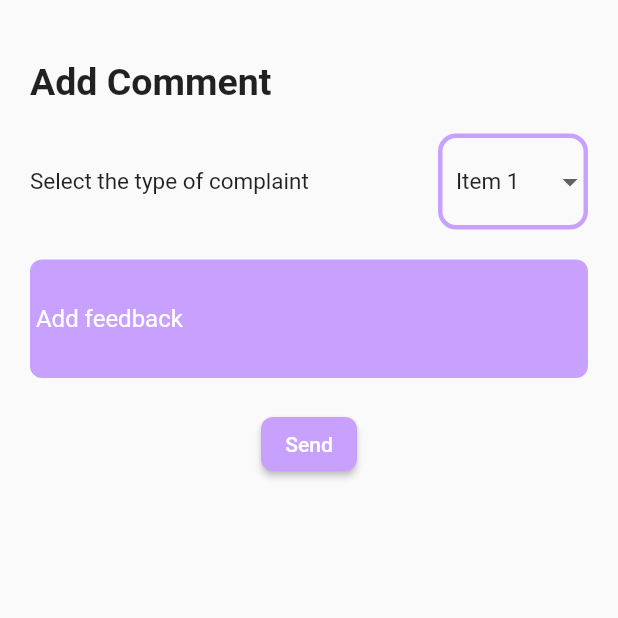
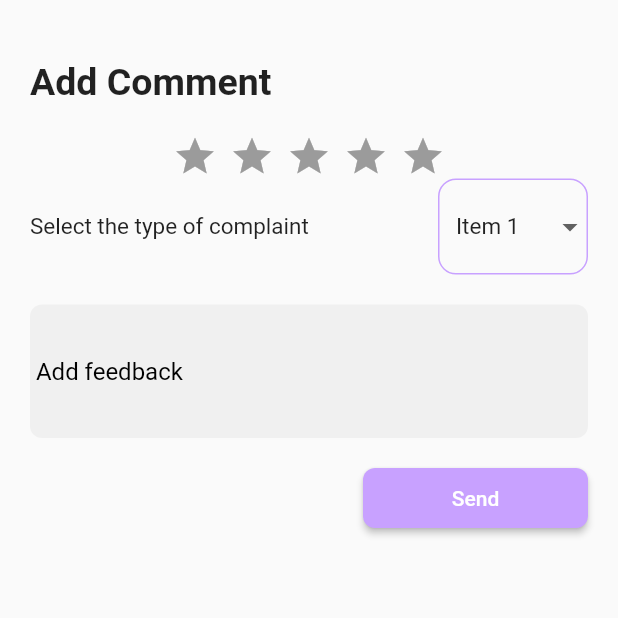
Before and after one commit to pepper419/SoftRoute-Flutter, a Flutter app: the screen it shows after launch, on a phone screen of 412 x 824 dp, the top half of it. Run offline on Flutter 3.47's test engine with Material 2 defaults, Android fonts, the phone set to English and light mode, and no system bars; drawn by our look-alikes of flutter_rating_bar; our stand-ins replace curved_navigation_bar.

```diff
--- a/lib/views/Client/AddCommentView.dart
+++ b/lib/views/Client/AddCommentView.dart
@@ -33,8 +33,22 @@ class _AddCommentViewState extends State<AddCommentView> {
             ),),
           ),
           const SizedBox(height: 20),
-
-
+          RatingBar.builder(
+            initialRating: 0,
+            minRating: 1,
+            direction: Axis.horizontal,
+            allowHalfRating: true,
+            itemCount: 5,
+            itemSize: 30,
+            itemPadding: const EdgeInsets.symmetric(horizontal: 4.0),
+            itemBuilder: (context, _) => const Icon(
+              Icons.star,
+              color:Color(0xffC8A1FF),
+            ),
+            onRatingUpdate: (rating) {
+              print(rating);
+            },
+          ),
           Row(
             children: [
               Expanded(
@@ -47,7 +61,7 @@ class _AddCommentViewState extends State<AddCommentView> {
                   decoration: InputDecoration(
                     enabledBorder: OutlineInputBorder(
                         borderRadius: BorderRadius.circular(12),
-                        borderSide: BorderSide(width:3,color:Color(0xffC8A1FF))
+                        borderSide: BorderSide(width:1,color:Color(0xffC8A1FF))
                     ),
                   ),
                   value: selectedItem,
@@ -67,20 +81,28 @@ class _AddCommentViewState extends State<AddCommentView> {
           TextField(
             decoration: InputDecoration(
               filled: true,
-              fillColor: const Color(0xffC8A1FF),
               border: OutlineInputBorder(
                   borderRadius: BorderRadius.circular(8.0),
                   borderSide: BorderSide.none
               ),
-              contentPadding: EdgeInsets.symmetric(vertical: 30),
+              focusedBorder: OutlineInputBorder(
+                  borderRadius: BorderRadius.circular(8.0),
+                  borderSide: BorderSide(width:1,color:Color(0xFFC8A1FF))
+              ),
+              contentPadding: EdgeInsets.symmetric(vertical: 35),
               hintText: " Add feedback",
               hintStyle: const TextStyle(
-                  color:Colors.white
+                  color:Colors.black,
               ),
             ),
           ),
           const SizedBox(height: 20,),
-          ElevatedButton(
+          Align(
+            alignment: Alignment.centerRight,
+            child: Container(
+              width: 150,
+              height: 40,
+              child: ElevatedButton(
                 onPressed: (){
                   //agregar accion al boton
                 },
@@ -91,6 +113,8 @@ class _AddCommentViewState extends State<AddCommentView> {
                       borderRadius: BorderRadius.circular(8.0)
                   ),
                 ),
+              ),
+            ),
           )
         ],
       ),
```
Lines whose indentation alone changed are shown as unchanged.
